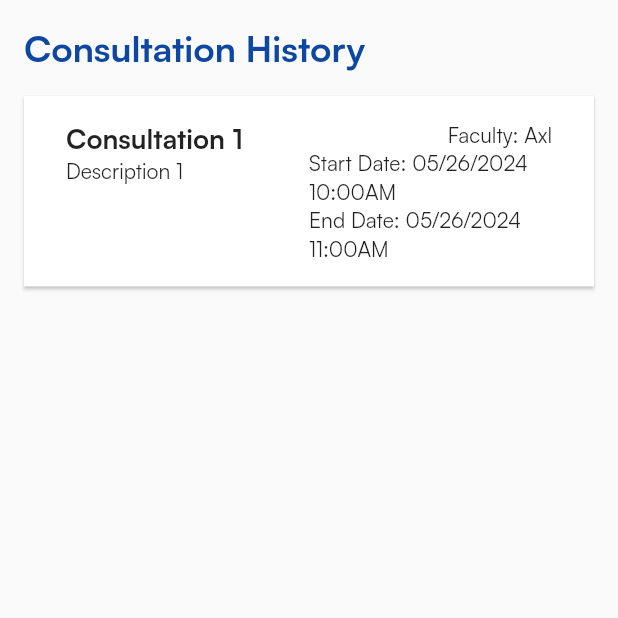
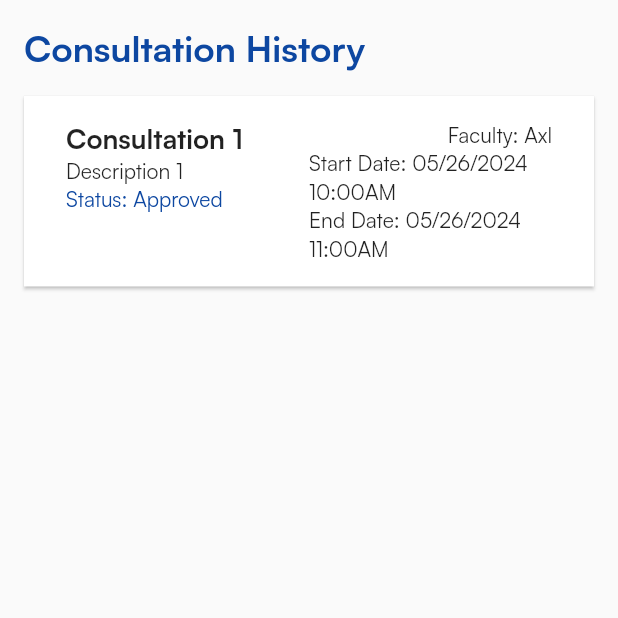
Before and after one commit to Morty-lab/student_consultaion_scheduling, a Flutter app: the History screen opened directly, on a phone screen of 412 x 824 dp, the top half of it. Run offline on Flutter 3.47's test engine with Material 3 defaults, Android fonts, the phone set to English and light mode, and no system bars; our stand-ins replace cloud_firestore, firebase_auth, firebase_core, flutter_dotenv, syncfusion_flutter_calendar; missing offline and left inert: emailjs; accounts and stored records are empty; statements that could not run were skipped.

Commit message:
added status in history

```diff
--- a/lib/views/history.dart
+++ b/lib/views/history.dart
@@ -14,6 +14,7 @@ class _HistoryState extends State<History> {
       "requestTitle": "Consultation 1",
       "requestDescription": "Description 1",
       "faculty": "Axl",
+      "status": "Approved",
       "startDate": "05/26/2024 10:00AM",
       "endDate": "05/26/2024 11:00AM"
     },
@@ -64,6 +65,15 @@ class _HistoryState extends State<History> {
                                           fontSize: 14,
                                           fontWeight: FontWeight.w300),
                                     ),
+                                    Text(
+                                      'Status: ' + (_data[index]['status'] ?? "No Status"),
+                                      style: TextStyle(
+                                        fontSize: 14,
+                                        fontWeight: FontWeight.w300,
+                                         color: _getColorForStatus(_data[index]['status'] ?? ""),
+                                      ),
+                                    ),
+
                                   ],
                                 ),
                               ),
@@ -104,3 +114,14 @@ class _HistoryState extends State<History> {
     );
   }
 }
+
+Color _getColorForStatus(String status) {
+  switch (status) {
+    case 'Approved':
+      return Colors.blue.shade900;
+    case 'Declined':
+      return Colors.red.shade900;
+    default:
+      return Colors.black; // You can set a default color here if needed
+  }
+}
```
